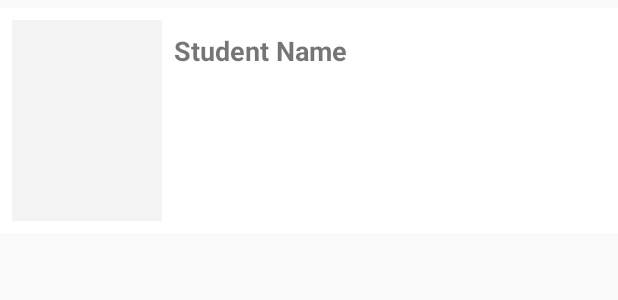
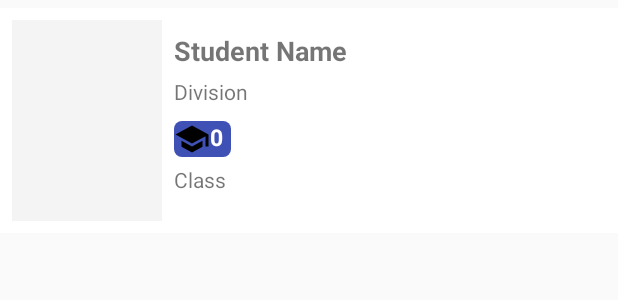
Before and after one commit to sbtsaaps/SBTS, an Android app: the layout student_row_item.xml on its own in the app's theme, with its tools: preview values and no code run, on a phone screen of 412 x 824 dp. Shown: the top 300 px of the screen. Run offline under Robolectric (Android 15) with nearby library versions, the phone set to English and light mode, and no system bars; network calls fail.

Commit message:
03:24 PM 28-01-2019 //RecyclerView

```diff
--- a/app/src/main/java/sbts/dmw/com/sbts/activities/Attendee.java
+++ b/app/src/main/java/sbts/dmw/com/sbts/activities/Attendee.java
@@ -148,8 +148,8 @@ public class Attendee extends AppCompatActivity {
     }
 
     public void StudentList(View view){
-        /*Intent Scan = new Intent(this,StudentList.class);
-        startActivity(Scan);*/
+        Intent Scan = new Intent(this,StudentList.class);
+        startActivity(Scan);
     }
 
     public void Pickup(View view){
--- /dev/null
+++ b/app/src/main/res/drawable/ic_school_black_24dp.xml
@@ -0,0 +1,9 @@
+<vector xmlns:android="http://schemas.android.com/apk/res/android"
+        android:width="24dp"
+        android:height="24dp"
+        android:viewportWidth="24.0"
+        android:viewportHeight="24.0">
+    <path
+        android:fillColor="#FF000000"
+        android:pathData="M5,13.18v4L12,21l7,-3.82v-4L12,17l-7,-3.82zM12,3L1,9l11,6 9,-4.91V17h2V9L12,3z"/>
+</vector>
--- a/app/src/main/res/layout/activity_student_list.xml
+++ b/app/src/main/res/layout/activity_student_list.xml
@@ -12,6 +12,6 @@
         android:layout_marginTop="16dp"
         android:layout_marginLeft="16dp"
         android:layout_marginRight="16dp"
-        android:id="@+id/recyclerView"></android.support.v7.widget.RecyclerView>
+        android:id="@+id/recyclerView_id"></android.support.v7.widget.RecyclerView>
 
 </LinearLayout>
--- a/app/src/main/res/layout/student_row_item.xml
+++ b/app/src/main/res/layout/student_row_item.xml
@@ -28,10 +28,31 @@
             android:textSize="18sp" />
 
         <TextView
-            android:id="@+id/division"
+            android:id="@+id/student_division"
+            android:layout_marginTop="5dp"
             android:layout_width="wrap_content"
             android:layout_height="wrap_content"
-            />
+            android:text="Division"/>
+
+        <TextView
+            android:id="@+id/student_roll_no"
+            android:layout_width="wrap_content"
+            android:layout_height="wrap_content"
+            android:text="0"
+            android:layout_marginTop="10dp"
+            android:textColor="#FFF"
+            android:background="@drawable/rating_background"
+            android:textSize="15sp"
+            android:textStyle="bold"
+            android:drawableLeft="@drawable/ic_school_black_24dp"
+            android:paddingRight="5dp"/>
+
+        <TextView
+            android:id="@+id/student_class"
+            android:layout_width="wrap_content"
+            android:layout_height="wrap_content"
+            android:text="Class"
+            android:layout_marginTop="5dp"/>
 
     </LinearLayout>
 
```
Also changed, not shown: app/src/main/java/sbts/dmw/com/sbts/activities/StudentList.java (+64 -0 lines), app/src/main/java/sbts/dmw/com/sbts/adapter/RecyclerViewAdapter.java (added, +84 -0 lines).
